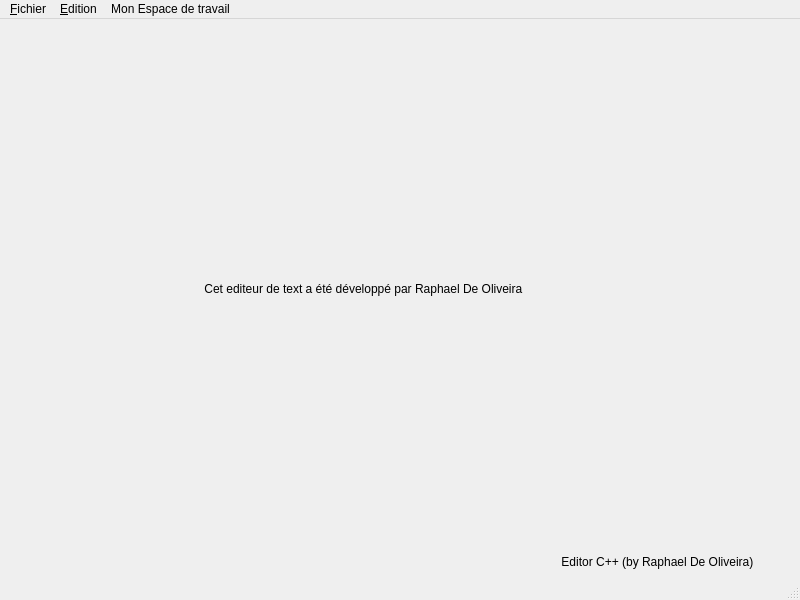
Before: the Qt Designer form mainwindow.ui in raph5640/Qt-Editor-Cpp, drawn with Qt 5.
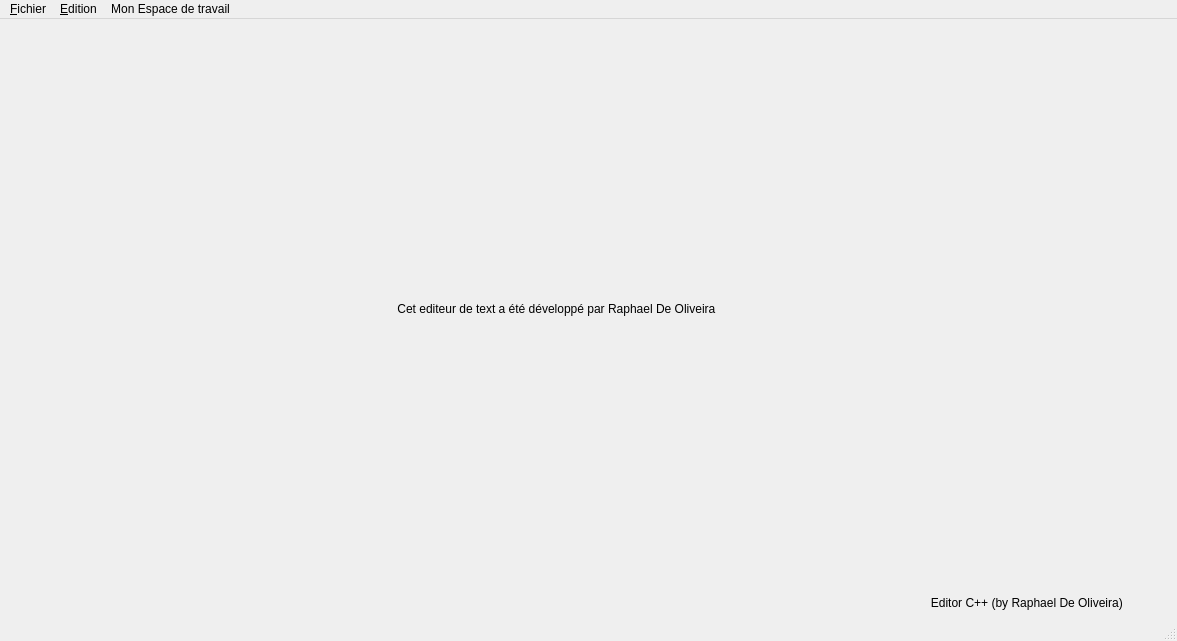
After: the same form once the commit is applied. The open tabs and pages were chosen to show the change.

Commit message: Finalisation du projet

```diff
--- a/mainwindow.ui
+++ b/mainwindow.ui
@@ -6,8 +6,8 @@
    <rect>
     <x>0</x>
     <y>0</y>
-    <width>800</width>
-    <height>600</height>
+    <width>1177</width>
+    <height>641</height>
    </rect>
   </property>
   <property name="windowTitle">
@@ -36,7 +36,7 @@
         <item>
          <widget class="QLabel" name="label_credit">
           <property name="text">
-           <string>                                                        Cet editeur de text a été développé par Raphael De Oliveira</string>
+           <string>                                                                                                                  Cet editeur de text a été développé par Raphael De Oliveira</string>
           </property>
          </widget>
         </item>
@@ -47,7 +47,7 @@
     <item>
      <widget class="QLabel" name="label_editorcpp">
       <property name="text">
-       <string>                                                                                                                                                                      Editor C++ (by Raphael De Oliveira)</string>
+       <string>                                                                                                                                                                                                                                                                                     Editor C++ (by Raphael De Oliveira)</string>
       </property>
      </widget>
     </item>
@@ -58,7 +58,7 @@
     <rect>
      <x>0</x>
      <y>0</y>
-     <width>800</width>
+     <width>1177</width>
      <height>23</height>
     </rect>
    </property>
```
Left out of the diff: 2 changed lines with no effect on the pictures. The commit also changes 2 other files.
